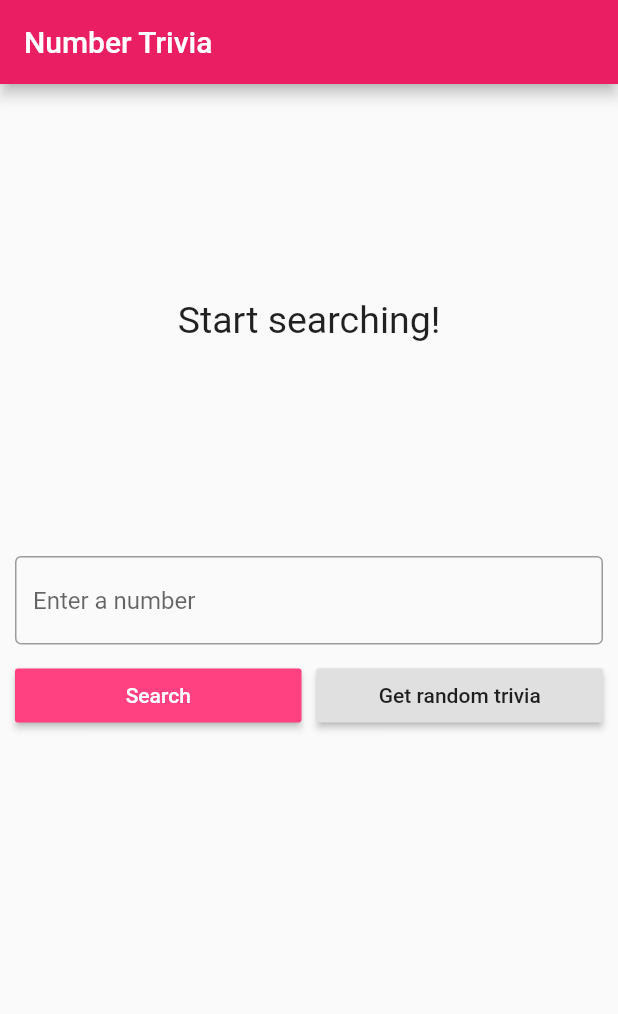
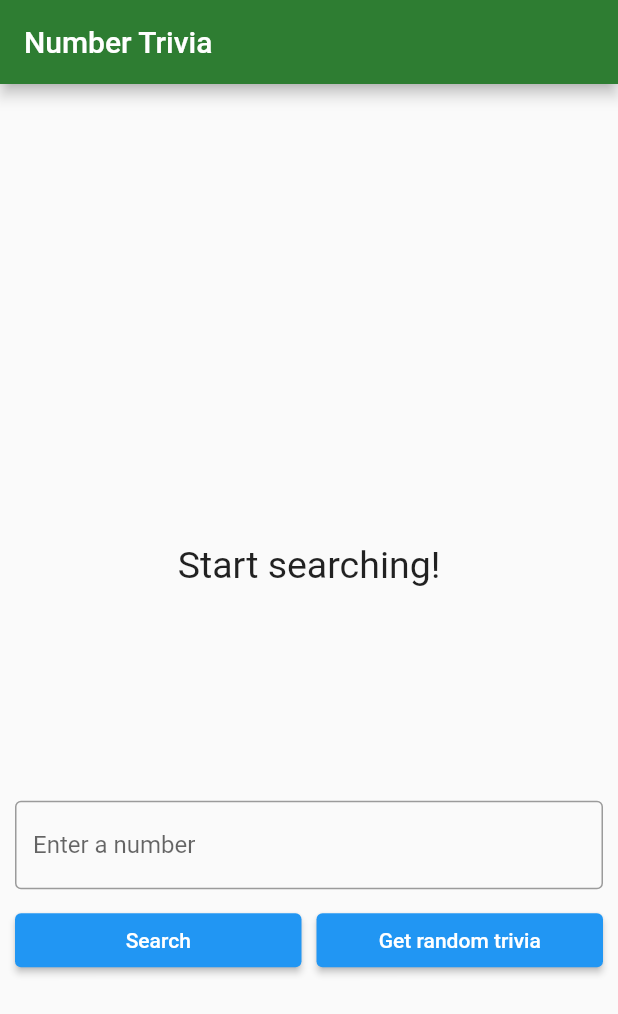
Before and after one commit to flutterninja9/number_trivia_app, a Flutter app: the screen it shows after launch, after a tap on "Search", on a phone screen of 412 x 824 dp. Shown: the top 1014 px of the screen. Run offline on Flutter 3.47's test engine with Material 2 defaults, Android fonts, the phone set to English and light mode, and no system bars; our stand-ins replace bloc, dartz, data_connection_checker, equatable, flutter_bloc, get_it and 1 more.

Commit message:
updated code

```diff
--- a/lib/core/error/failures.dart
+++ b/lib/core/error/failures.dart
@@ -1,14 +1,19 @@
-import 'package:dartz/dartz.dart';
 import 'package:equatable/equatable.dart';
 
 // Just an abstract class, and will be acting as a model for our errors
 abstract class Failure extends Equatable {
-  Failure([List properties = const <dynamic>[]]) : super([properties]);
+  Failure([List properties = const <dynamic>[]]) : super();
 }
 
 // General Failures
 // thrown when mis-things happen in network related states
-class ServerFailure extends Failure {}
+class ServerFailure extends Failure {
+  @override
+  List<Object> get props => [];
+}
 
 // Thrown when mis-things happen in caching
-class CacheFailure extends Failure {}
+class CacheFailure extends Failure {
+  @override
+  List<Object> get props => [];
+}
--- a/lib/core/usecases/use_cases.dart
+++ b/lib/core/usecases/use_cases.dart
@@ -10,4 +10,7 @@ abstract class UseCase<Type, Params> {
   Future<Either<Failure, Type>> call(Params params);
 }
 
-class NoParams extends Equatable {}
+class NoParams extends Equatable {
+  @override
+  List<Object> get props => [];
+}
--- a/lib/core/utils/input_converter.dart
+++ b/lib/core/utils/input_converter.dart
@@ -16,4 +16,7 @@ class InputConverter {
   }
 }
 
-class InvalidInputFailure extends Failure {}
+class InvalidInputFailure extends Failure {
+  @override
+  List<Object> get props => [];
+}
--- a/lib/features/number_trivia/data/repository/number_trivia_repository_impl.dart
+++ b/lib/features/number_trivia/data/repository/number_trivia_repository_impl.dart
@@ -1,3 +1,5 @@
+import 'dart:developer';
+
 import 'package:clean_architecture_tdd/core/error/exceptions.dart';
 import 'package:dartz/dartz.dart';
 import 'package:flutter/foundation.dart';
@@ -27,14 +29,14 @@ class NumberTriviaRepositoryImpl implements NumberTriviaRepository {
   @override
   Future<Either<Failure, NumberTrivia>> getConcreteNumberTrivia(
       int number) async {
-    return await _getTrivia(() {
+    return _getTrivia(() {
       return remoteDataSource.getConcreteNumberTrivia(number);
     });
   }
 
   @override
   Future<Either<Failure, NumberTrivia>> getRandomNumberTrivia() async {
-    return await _getTrivia(() {
+    return _getTrivia(() {
       return remoteDataSource.getRadnomNumberTrivia();
     });
   }
--- a/lib/features/number_trivia/domain/use_cases/get_concrete_number_trivia.dart
+++ b/lib/features/number_trivia/domain/use_cases/get_concrete_number_trivia.dart
@@ -1,10 +1,11 @@
+import 'package:dartz/dartz.dart';
+import 'package:equatable/equatable.dart';
+import 'package:meta/meta.dart';
+
 import '../../../../core/error/failures.dart';
 import '../../../../core/usecases/use_cases.dart';
 import '../entities/number_trivia.dart';
 import '../repository/number_trivia_repository.dart';
-import 'package:dartz/dartz.dart';
-import 'package:equatable/equatable.dart';
-import 'package:meta/meta.dart';
 
 class GetConcreteNumberTrivia implements UseCase<NumberTrivia, Params> {
   NumberTriviaRepository repository;
@@ -13,11 +14,16 @@ class GetConcreteNumberTrivia implements UseCase<NumberTrivia, Params> {
   // Becasue Dart support Callable classes throughwhich tests are made quite simpler and cleaner
   @override
   Future<Either<Failure, NumberTrivia>> call(Params params) async {
-    return await repository.getConcreteNumberTrivia(params.number);
+    return repository.getConcreteNumberTrivia(params.number);
   }
 }
 
 class Params extends Equatable {
-  int number;
-  Params({@required this.number}) : super([number]);
+  final int number;
+  const Params({
+    @required this.number,
+  });
+
+  @override
+  List<Object> get props => [number];
 }
--- a/lib/features/number_trivia/presentation/bloc/number_trivia_bloc.dart
+++ b/lib/features/number_trivia/presentation/bloc/number_trivia_bloc.dart
@@ -1,9 +1,11 @@
 import 'dart:async';
+import 'dart:developer';
 
 import 'package:bloc/bloc.dart';
 import 'package:clean_architecture_tdd/core/error/failures.dart';
 import 'package:clean_architecture_tdd/core/usecases/use_cases.dart';
 import 'package:equatable/equatable.dart';
+import 'package:flutter/cupertino.dart';
 import 'package:meta/meta.dart';
 
 import 'package:clean_architecture_tdd/core/utils/input_converter.dart';
@@ -28,9 +30,7 @@ class NumberTriviaBloc extends Bloc<NumberTriviaEvent, NumberTriviaState> {
     @required this.getConcreteNumberTrivia,
     @required this.getRandomNumberTrivia,
     @required this.inputConverter,
-  });
-  @override
-  NumberTriviaState get initialState => Empty();
+  }) : super(Empty());
 
   @override
   Stream<NumberTriviaState> mapEventToState(
@@ -44,22 +44,30 @@ class NumberTriviaBloc extends Bloc<NumberTriviaEvent, NumberTriviaState> {
       // Instead we can simply make use of simple method, that dartz provides us with
       // That method is called fold(Function() failure, Function() success)
       // It will run the failure when Left occures & success when Right occurs
-      yield* inputEither.fold((failure) async* {
-        yield Error(INVALID_INPUT_FAILURE_MESSAGE);
-      }, (integer) async* {
-        yield Loading();
-        final failureOrTrivia =
-            await getConcreteNumberTrivia(Params(number: integer));
-        yield failureOrTrivia.fold(
-          (failure) => Error(_mapFailureToMessage(failure)),
-          (trivia) => Loaded(trivia: trivia),
-        );
-      });
+      yield* inputEither.fold(
+        (failure) async* {
+          yield Error(message: INVALID_INPUT_FAILURE_MESSAGE);
+        },
+        (integer) async* {
+          yield Loading();
+          final failureOrTrivia = await getConcreteNumberTrivia(
+            Params(number: integer),
+          );
+          yield failureOrTrivia.fold(
+            (failure) => Error(
+              message: _mapFailureToMessage(failure),
+            ),
+            (trivia) => Loaded(trivia: trivia),
+          );
+        },
+      );
     } else if (event is GetTriviaForRandomNumber) {
       yield Loading();
       final failureOrTrivia = await getRandomNumberTrivia(NoParams());
       yield failureOrTrivia.fold(
-        (failure) => Error(_mapFailureToMessage(failure)),
+        (failure) => Error(
+          message: _mapFailureToMessage(failure),
+        ),
         (trivia) => Loaded(trivia: trivia),
       );
     }
--- a/lib/features/number_trivia/presentation/bloc/number_trivia_event.dart
+++ b/lib/features/number_trivia/presentation/bloc/number_trivia_event.dart
@@ -1,14 +1,18 @@
 part of 'number_trivia_bloc.dart';
 
 @immutable
-abstract class NumberTriviaEvent extends Equatable {
-  NumberTriviaEvent([List props = const <dynamic>[]]) : super(props);
-}
+abstract class NumberTriviaEvent extends Equatable {}
 
 class GetTriviaForConcreteNumber extends NumberTriviaEvent {
   final String numberString;
 
-  GetTriviaForConcreteNumber(this.numberString) : super([numberString]);
+  GetTriviaForConcreteNumber({@required this.numberString});
+
+  @override
+  List<Object> get props => [numberString];
 }
 
-class GetTriviaForRandomNumber extends NumberTriviaEvent {}
+class GetTriviaForRandomNumber extends NumberTriviaEvent {
+  @override
+  List<Object> get props => [];
+}
--- a/lib/features/number_trivia/presentation/bloc/number_trivia_state.dart
+++ b/lib/features/number_trivia/presentation/bloc/number_trivia_state.dart
@@ -1,21 +1,30 @@
 part of 'number_trivia_bloc.dart';
 
-abstract class NumberTriviaState extends Equatable {
-  NumberTriviaState([List props = const <dynamic>[]]) : super(props);
+abstract class NumberTriviaState extends Equatable {}
+
+class Empty extends NumberTriviaState {
+  @override
+  List<Object> get props => [];
 }
 
-class Empty extends NumberTriviaState {}
-
-class Loading extends NumberTriviaState {}
+class Loading extends NumberTriviaState {
+  @override
+  List<Object> get props => [];
+}
 
 class Loaded extends NumberTriviaState {
   final NumberTrivia trivia;
 
-  Loaded({@required this.trivia}) : super([trivia]);
+  Loaded({@required this.trivia});
+  @override
+  List<Object> get props => [trivia];
 }
 
 class Error extends NumberTriviaState {
   final String message;
 
-  Error(this.message) : super([message]);
+  Error({@required this.message});
+
+  @override
+  List<Object> get props => [message];
 }
--- a/lib/features/number_trivia/presentation/screens/number_trivia_screen.dart
+++ b/lib/features/number_trivia/presentation/screens/number_trivia_screen.dart
@@ -22,13 +22,13 @@ Widget _buildBody(BuildContext context) {
   return Container(
     padding: EdgeInsets.only(left: 10, right: 10, top: 10, bottom: 10),
     child: Column(
+      mainAxisAlignment: MainAxisAlignment.center,
       children: [
         SizedBox(
           height: 10,
         ),
         BlocBuilder<NumberTriviaBloc, NumberTriviaState>(
           builder: (context, state) {
-            print(state);
             if (state is Loading) {
               return LoadingWidget();
             } else if (state is Loaded) {
@@ -65,12 +65,10 @@ Widget _buildBody(BuildContext context) {
             Row(
               children: [
                 Expanded(
-                  child: RaisedButton(
+                  child: ElevatedButton(
                     onPressed: () {
                       dispatchConcrete(context, inpStr);
                     },
-                    color: Theme.of(context).accentColor,
-                    textTheme: ButtonTextTheme.primary,
                     child: Text(
                       "Search",
                     ),
@@ -80,7 +78,7 @@ Widget _buildBody(BuildContext context) {
                   width: 10,
                 ),
                 Expanded(
-                  child: RaisedButton(
+                  child: ElevatedButton(
                     onPressed: () {
                       dispatchRandom(context);
                     },
@@ -99,11 +97,15 @@ Widget _buildBody(BuildContext context) {
 }
 
 void dispatchConcrete(BuildContext context, String inpString) {
-  BlocProvider.of<NumberTriviaBloc>(context)
-      .dispatch(GetTriviaForConcreteNumber(inpString));
+  BlocProvider.of<NumberTriviaBloc>(context).add(
+    GetTriviaForConcreteNumber(
+      numberString: inpString,
+    ),
+  );
 }
 
 void dispatchRandom(BuildContext context) {
-  BlocProvider.of<NumberTriviaBloc>(context)
-      .dispatch(GetTriviaForRandomNumber());
+  BlocProvider.of<NumberTriviaBloc>(context).add(
+    GetTriviaForRandomNumber(),
+  );
 }
--- a/lib/main.dart
+++ b/lib/main.dart
@@ -15,11 +15,15 @@ class MyApp extends StatelessWidget {
   @override
   Widget build(BuildContext context) {
     return BlocProvider(
-      builder: (context) => sl<NumberTriviaBloc>(),
+      create: (context) => sl<NumberTriviaBloc>(),
       child: MaterialApp(
         title: 'Number Trivia App',
-        theme: ThemeData(
-            primarySwatch: Colors.pink, accentColor: Colors.pinkAccent),
+        darkTheme: ThemeData.dark().copyWith(
+          primaryColor: Colors.green[800],
+        ),
+        theme: ThemeData.light().copyWith(
+          primaryColor: Colors.green[800],
+        ),
         home: NumberTriviaScreen(),
         debugShowCheckedModeBanner: false,
       ),
```
Also changed, not shown: lib/features/number_trivia/data/sources/number_trivia_remote_data_source.dart (+15 -9 lines), lib/features/number_trivia/domain/entities/number_trivia.dart (+11 -9 lines), pubspec.yaml (+9 -9 lines), pubspec.lock, 3 other files.
